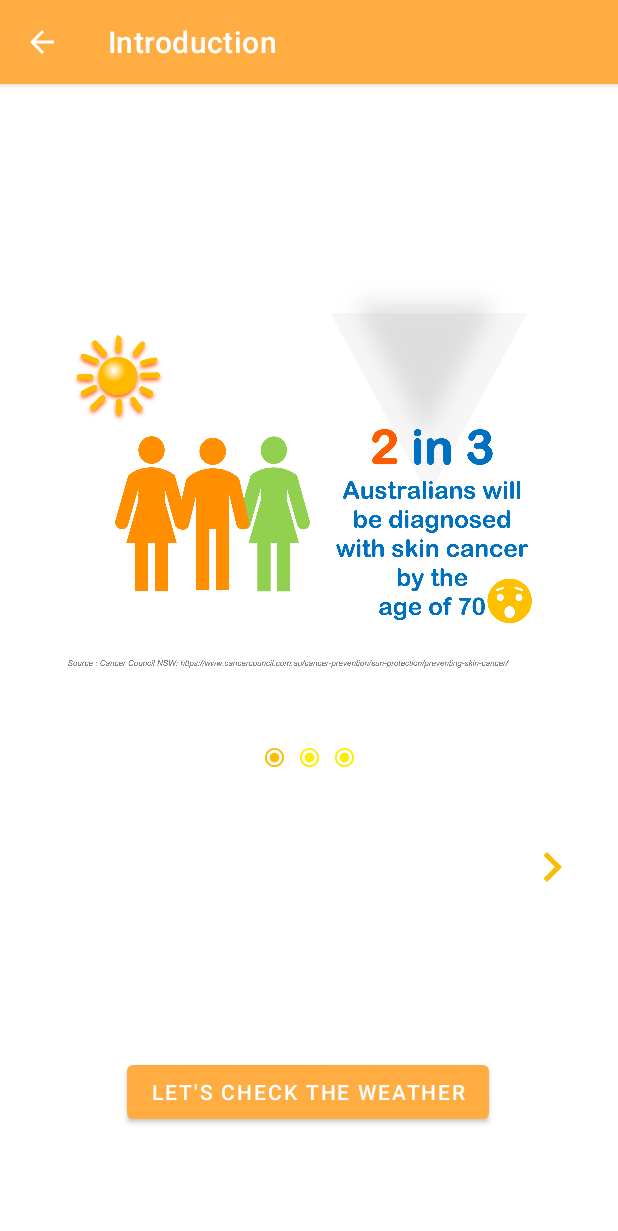
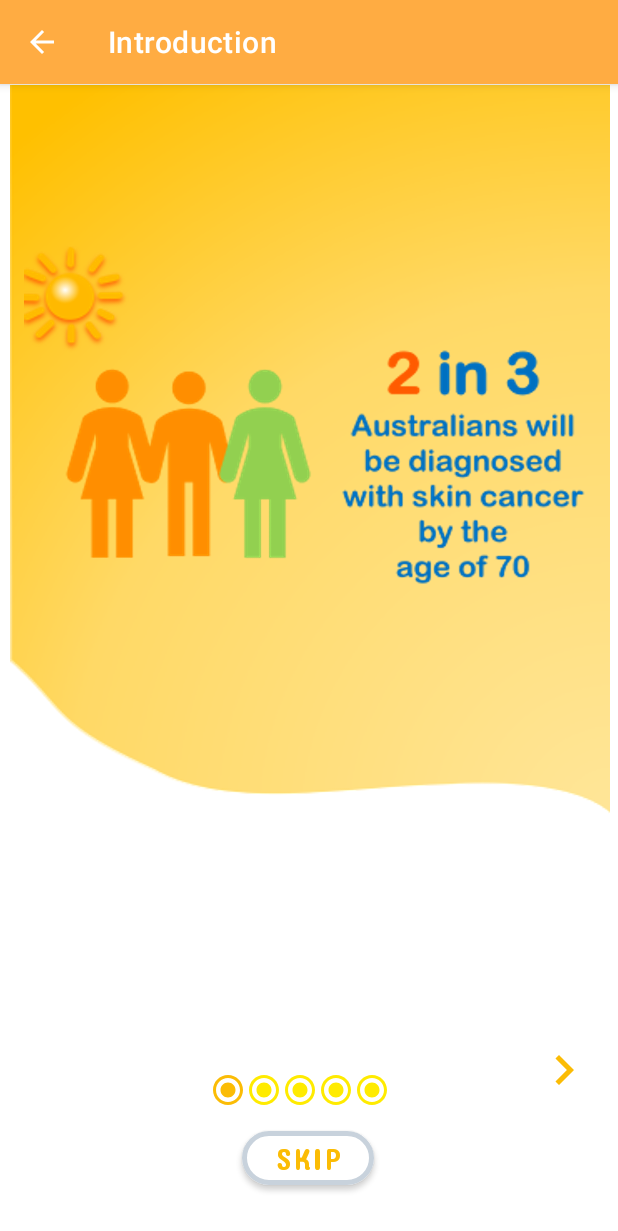
Before and after one commit to ShuangXu-FocusCurrent/UVSafe, an Android app: the SlideActivity screen opened directly, with no data from a screen before it, on a phone screen of 412 x 824 dp. Shown: the top 1231 px of the screen. Run offline under Robolectric (Android 15) with nearby library versions, the light colour scheme and no system bars.

Commit message:
[UI]:Completed Intro pages layout (#70)

```diff
--- a/app/src/main/java/com/e/uvsafeaustralia/SlideViewPagerAdapter.java
+++ b/app/src/main/java/com/e/uvsafeaustralia/SlideViewPagerAdapter.java
@@ -8,7 +8,6 @@ import android.view.View;
 import android.view.ViewGroup;
 import android.widget.Button;
 import android.widget.ImageView;
-import android.widget.QuickContactBadge;
 
 import androidx.annotation.NonNull;
 import androidx.viewpager.widget.PagerAdapter;
@@ -22,7 +21,7 @@ public class SlideViewPagerAdapter extends PagerAdapter {
 
     @Override
     public int getCount() {
-        return 3;
+        return 5;
     }
 
     @Override
@@ -37,9 +36,11 @@ public class SlideViewPagerAdapter extends PagerAdapter {
         View view = inflater.inflate(R.layout.activity_slide_pages, container, false);
 
         ImageView introInfo1 = view.findViewById(R.id.imageViewIntroInfo1);
-        ImageView sliderRadio1 = view.findViewById(R.id.imageViewSliderRadio1);
-        ImageView sliderRadio2 = view.findViewById(R.id.imageViewSliderRadio2);
-        ImageView sliderRadio3 = view.findViewById(R.id.imageViewSliderRadio3);
+        ImageView sliderRadio1 = view.findViewById(R.id.sliderRadio1);
+        ImageView sliderRadio2 = view.findViewById(R.id.sliderRadio2);
+        ImageView sliderRadio3 = view.findViewById(R.id.sliderRadio3);
+        ImageView sliderRadio4 = view.findViewById(R.id.sliderRadio4);
+        ImageView sliderRadio5 = view.findViewById(R.id.sliderRadio5);
         ImageView nextBtn = view.findViewById(R.id.imageViewNextIcn2);
         ImageView backBtn = view.findViewById(R.id.imageViewBackIcn1);
         Button getStartedBtn = view.findViewById(R.id.getStartedBtn);
@@ -75,28 +76,56 @@ public class SlideViewPagerAdapter extends PagerAdapter {
 
         switch(position){
             case 0:
-                introInfo1.setImageResource(R.drawable.slide1);
+                introInfo1.setImageResource(R.drawable.slider1);
                 sliderRadio1.setImageResource(R.drawable.ic_slider_selected);
                 sliderRadio2.setImageResource(R.drawable.ic_slider_not_selected);
                 sliderRadio3.setImageResource(R.drawable.ic_slider_not_selected);
+                sliderRadio4.setImageResource(R.drawable.ic_slider_not_selected);
+                sliderRadio5.setImageResource(R.drawable.ic_slider_not_selected);
                 backBtn.setVisibility(View.GONE);
                 nextBtn.setVisibility(View.VISIBLE);
                 break;
 
             case 1:
-                introInfo1.setImageResource(R.drawable.slide2);
+                introInfo1.setImageResource(R.drawable.slider2);
                 sliderRadio1.setImageResource(R.drawable.ic_slider_not_selected);
                 sliderRadio2.setImageResource(R.drawable.ic_slider_selected);
                 sliderRadio3.setImageResource(R.drawable.ic_slider_not_selected);
+                sliderRadio4.setImageResource(R.drawable.ic_slider_not_selected);
+                sliderRadio5.setImageResource(R.drawable.ic_slider_not_selected);
                 backBtn.setVisibility(View.VISIBLE);
                 nextBtn.setVisibility(View.VISIBLE);
                 break;
 
             case 2:
-                introInfo1.setImageResource(R.drawable.slide3);
+                introInfo1.setImageResource(R.drawable.slider3);
                 sliderRadio1.setImageResource(R.drawable.ic_slider_not_selected);
                 sliderRadio2.setImageResource(R.drawable.ic_slider_not_selected);
                 sliderRadio3.setImageResource(R.drawable.ic_slider_selected);
+                sliderRadio4.setImageResource(R.drawable.ic_slider_not_selected);
+                sliderRadio5.setImageResource(R.drawable.ic_slider_not_selected);
+                backBtn.setVisibility(View.VISIBLE);
+                nextBtn.setVisibility(View.VISIBLE);
+                break;
+
+            case 3:
+                introInfo1.setImageResource(R.drawable.slider4);
+                sliderRadio1.setImageResource(R.drawable.ic_slider_not_selected);
+                sliderRadio2.setImageResource(R.drawable.ic_slider_not_selected);
+                sliderRadio3.setImageResource(R.drawable.ic_slider_not_selected);
+                sliderRadio4.setImageResource(R.drawable.ic_slider_selected);
+                sliderRadio5.setImageResource(R.drawable.ic_slider_not_selected);
+                backBtn.setVisibility(View.VISIBLE);
+                nextBtn.setVisibility(View.VISIBLE);
+                break;
+
+            case 4:
+                introInfo1.setImageResource(R.drawable.slider5);
+                sliderRadio1.setImageResource(R.drawable.ic_slider_not_selected);
+                sliderRadio2.setImageResource(R.drawable.ic_slider_not_selected);
+                sliderRadio3.setImageResource(R.drawable.ic_slider_not_selected);
+                sliderRadio4.setImageResource(R.drawable.ic_slider_not_selected);
+                sliderRadio5.setImageResource(R.drawable.ic_slider_selected);
                 backBtn.setVisibility(View.VISIBLE);
                 nextBtn.setVisibility(View.GONE);
                 break;
--- a/app/src/main/res/layout/activity_slide_pages.xml
+++ b/app/src/main/res/layout/activity_slide_pages.xml
@@ -9,83 +9,108 @@
         android:id="@+id/getStartedBtn"
         android:layout_width="wrap_content"
         android:layout_height="wrap_content"
-        android:layout_marginBottom="72dp"
+        android:layout_marginBottom="28dp"
+        android:fontFamily="@font/concert_one"
         android:text="@string/check_weather"
+        android:textColor="#FBBC05"
+        android:textSize="20sp"
+        app:backgroundTint="#FFFF"
+        app:cornerRadius="20dp"
         app:layout_constraintBottom_toBottomOf="parent"
         app:layout_constraintEnd_toEndOf="parent"
         app:layout_constraintHorizontal_bias="0.498"
-        app:layout_constraintStart_toStartOf="parent" />
-
-    <ImageView
-        android:id="@+id/imageViewIntroInfo1"
-        android:layout_width="341dp"
-        android:layout_height="314dp"
-        app:layout_constraintBottom_toBottomOf="parent"
-        app:layout_constraintEnd_toEndOf="parent"
         app:layout_constraintStart_toStartOf="parent"
-        app:layout_constraintTop_toTopOf="parent"
-        app:layout_constraintVertical_bias="0.227"
-        app:srcCompat="@drawable/slide1" />
-
-    <ImageView
-        android:id="@+id/imageViewSliderRadio1"
-        android:layout_width="15dp"
-        android:layout_height="15dp"
-        android:layout_marginTop="24dp"
-        app:layout_constraintEnd_toStartOf="@+id/imageViewSliderRadio2"
-        app:layout_constraintHorizontal_bias="0.5"
-        app:layout_constraintHorizontal_chainStyle="packed"
-        app:layout_constraintStart_toStartOf="parent"
-        app:layout_constraintTop_toBottomOf="@+id/imageViewIntroInfo1"
-        app:srcCompat="@drawable/ic_slider_not_selected" />
-
-    <ImageView
-        android:id="@+id/imageViewSliderRadio2"
-        android:layout_width="15dp"
-        android:layout_height="15dp"
-        android:layout_marginEnd="8dp"
-        android:layout_marginLeft="8dp"
-        android:layout_marginRight="8dp"
-        android:layout_marginStart="8dp"
-        app:layout_constraintBottom_toBottomOf="@+id/imageViewSliderRadio1"
-        app:layout_constraintEnd_toStartOf="@+id/imageViewSliderRadio3"
-        app:layout_constraintHorizontal_bias="0.5"
-        app:layout_constraintStart_toEndOf="@+id/imageViewSliderRadio1"
-        app:layout_constraintTop_toTopOf="@+id/imageViewSliderRadio1"
-        app:srcCompat="@drawable/ic_slider_not_selected" />
-
-    <ImageView
-        android:id="@+id/imageViewSliderRadio3"
-        android:layout_width="15dp"
-        android:layout_height="15dp"
-        app:layout_constraintBottom_toBottomOf="@+id/imageViewSliderRadio2"
-        app:layout_constraintEnd_toEndOf="parent"
-        app:layout_constraintHorizontal_bias="0.5"
-        app:layout_constraintStart_toEndOf="@+id/imageViewSliderRadio2"
-        app:layout_constraintTop_toTopOf="@+id/imageViewSliderRadio2"
-        app:srcCompat="@drawable/ic_slider_not_selected" />
+        app:strokeColor="#C8D2DC"
+        app:strokeWidth="3dp" />
 
     <ImageView
         android:id="@+id/imageViewNextIcn2"
         android:layout_width="40dp"
         android:layout_height="40dp"
-        android:layout_marginEnd="24dp"
-        android:layout_marginRight="24dp"
+        android:layout_marginEnd="16dp"
+        android:layout_marginRight="16dp"
+        android:background="#FFFFFF"
         app:layout_constraintBottom_toBottomOf="parent"
         app:layout_constraintEnd_toEndOf="parent"
         app:layout_constraintTop_toTopOf="parent"
-        app:layout_constraintVertical_bias="0.69"
+        app:layout_constraintVertical_bias="0.875"
         app:srcCompat="@drawable/ic_next" />
+
+    <ImageView
+        android:id="@+id/imageViewIntroInfo1"
+        android:layout_width="400dp"
+        android:layout_height="539dp"
+        android:cropToPadding="false"
+        android:keepScreenOn="false"
+        android:scaleType="fitXY"
+        app:layout_constraintEnd_toEndOf="parent"
+        app:layout_constraintHorizontal_bias="0.571"
+        app:layout_constraintStart_toStartOf="parent"
+        app:layout_constraintTop_toTopOf="parent"
+        app:srcCompat="@drawable/slider1" />
+
+    <ImageView
+        android:id="@+id/sliderRadio1"
+        android:layout_width="wrap_content"
+        android:layout_height="wrap_content"
+        android:layout_marginStart="140dp"
+        android:layout_marginLeft="140dp"
+        app:layout_constraintBottom_toBottomOf="@+id/imageViewBackIcn1"
+        app:layout_constraintStart_toStartOf="parent"
+        app:layout_constraintTop_toTopOf="@+id/imageViewBackIcn1"
+        app:layout_constraintVertical_bias="0.875"
+        app:srcCompat="@drawable/ic_slider_selected" />
+
+    <ImageView
+        android:id="@+id/sliderRadio2"
+        android:layout_width="wrap_content"
+        android:layout_height="wrap_content"
+        app:layout_constraintBottom_toBottomOf="@+id/sliderRadio1"
+        app:layout_constraintStart_toEndOf="@+id/sliderRadio1"
+        app:layout_constraintTop_toTopOf="@+id/sliderRadio1"
+        app:layout_constraintVertical_bias="0.0"
+        app:srcCompat="@drawable/ic_slider_not_selected" />
+
+    <ImageView
+        android:id="@+id/sliderRadio3"
+        android:layout_width="wrap_content"
+        android:layout_height="wrap_content"
+        app:layout_constraintBottom_toBottomOf="@+id/sliderRadio2"
+        app:layout_constraintStart_toEndOf="@+id/sliderRadio2"
+        app:layout_constraintTop_toTopOf="@+id/sliderRadio2"
+        app:layout_constraintVertical_bias="0.0"
+        app:srcCompat="@drawable/ic_slider_not_selected" />
+
+    <ImageView
+        android:id="@+id/sliderRadio4"
+        android:layout_width="wrap_content"
+        android:layout_height="wrap_content"
+        app:layout_constraintBottom_toBottomOf="@+id/sliderRadio3"
+        app:layout_constraintStart_toEndOf="@+id/sliderRadio3"
+        app:layout_constraintTop_toTopOf="@+id/sliderRadio3"
+        app:layout_constraintVertical_bias="0.0"
+        app:srcCompat="@drawable/ic_slider_not_selected" />
+
+    <ImageView
+        android:id="@+id/sliderRadio5"
+        android:layout_width="wrap_content"
+        android:layout_height="wrap_content"
+        app:layout_constraintBottom_toBottomOf="@+id/sliderRadio4"
+        app:layout_constraintStart_toEndOf="@+id/sliderRadio4"
+        app:layout_constraintTop_toTopOf="@+id/sliderRadio4"
+        app:layout_constraintVertical_bias="0.0"
+        app:srcCompat="@drawable/ic_slider_not_selected" />
 
     <ImageView
         android:id="@+id/imageViewBackIcn1"
         android:layout_width="40dp"
         android:layout_height="40dp"
-        android:layout_marginLeft="24dp"
-        android:layout_marginStart="24dp"
+        android:layout_marginStart="28dp"
+        android:layout_marginLeft="28dp"
         app:layout_constraintBottom_toBottomOf="parent"
         app:layout_constraintStart_toStartOf="parent"
         app:layout_constraintTop_toTopOf="parent"
-        app:layout_constraintVertical_bias="0.69"
+        app:layout_constraintVertical_bias="0.873"
         app:srcCompat="@drawable/ic_back" />
+
 </androidx.constraintlayout.widget.ConstraintLayout>
--- a/app/src/main/res/values/strings.xml
+++ b/app/src/main/res/values/strings.xml
@@ -11,7 +11,7 @@
     <string name="db_content">DB Content</string>
     <string name="search_location">Search the suburb here</string>
     <string name="star_here">Start here</string>
-    <string name="check_weather">Let\'s check the weather</string>
+    <string name="check_weather">Skip</string>
     <string name="search_btn">Search</string>
     <string name="notification_uv">Notify me when sun protection is needed</string>
     <string name="alarm">Remind me to reapply sunblock</string>
```
Also changed, not shown: app/src/main/res/drawable/slider1.png (added), app/src/main/res/drawable/slider3.png (added), app/src/main/res/drawable/slider4.png (added), app/src/main/res/drawable/slider5.png (added), 1 other file.
